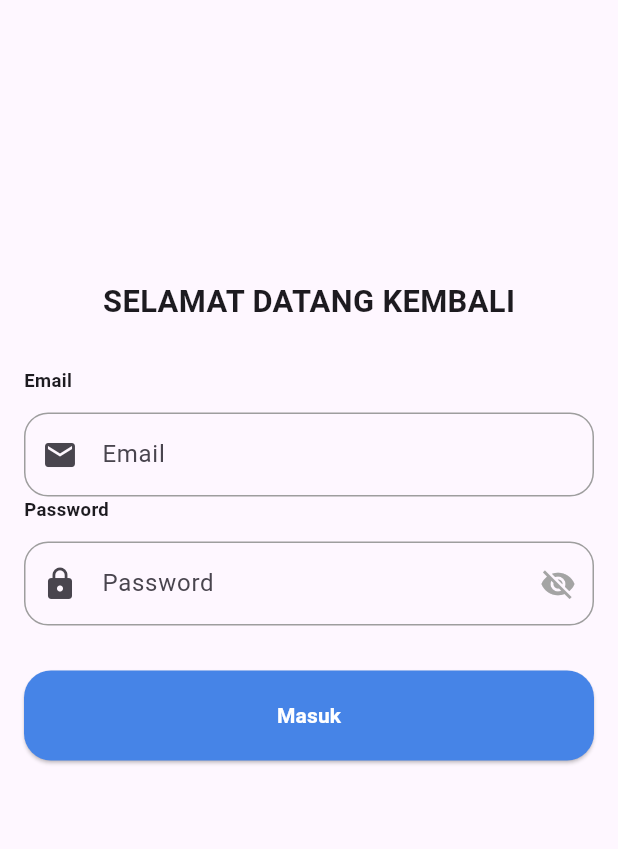
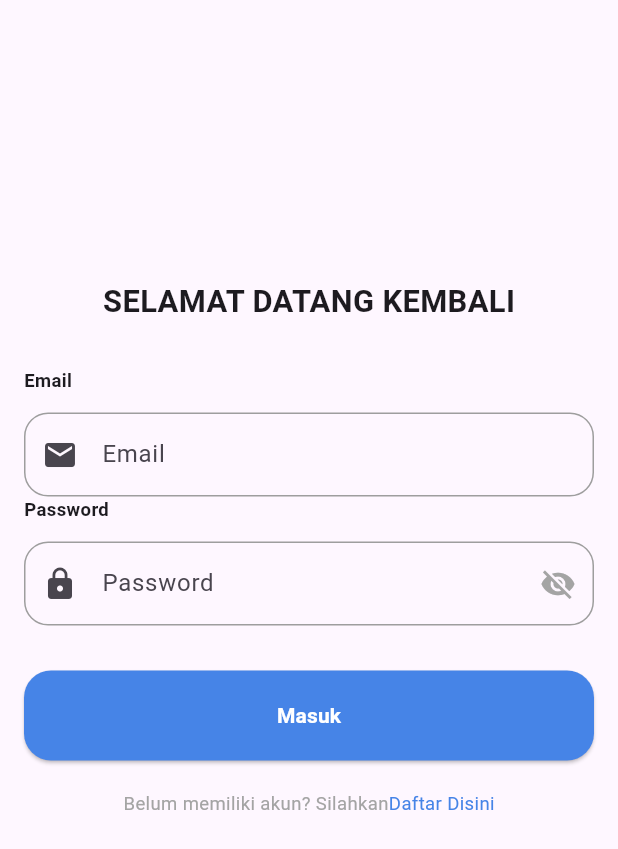
Before and after one commit to LYChubby/TernakKenariAppRestAPI_009, a Flutter app: the LoginScreen screen opened directly, on a phone screen of 412 x 824 dp. Shown: the top 849 px of the screen. Run offline on Flutter 3.47's test engine with Material 3 defaults, Android fonts, the phone set to English and light mode, and no system bars; our stand-ins replace bloc, dartz, dropdown_button2, flutter_secure_storage; accounts and stored records are empty.

Commit message:
Membuat Fungsi Text Rich Untuk Register

```diff
--- a/lib/presentation/auth/login_screen.dart
+++ b/lib/presentation/auth/login_screen.dart
@@ -1,8 +1,10 @@
 import 'package:canary_template/core/components/components.dart';
 import 'package:canary_template/core/components/spaces.dart';
 import 'package:canary_template/core/constants/colors.dart';
+import 'package:canary_template/core/core.dart';
 import 'package:canary_template/data/models/request/auth/login_request_model.dart';
 import 'package:canary_template/presentation/auth/bloc/login/login_bloc.dart';
+import 'package:flutter/gestures.dart';
 import 'package:flutter/material.dart';
 
 class LoginScreen extends StatefulWidget {
@@ -134,6 +136,26 @@ class _LoginScreenState extends State<LoginScreen> {
                     );
                   },
                 ),
+                const SpaceHeight(20),
+                Text.rich(
+                  TextSpan(
+                    text: "Belum memiliki akun? Silahkan",
+                    style: TextStyle(
+                      color: AppColors.grey,
+                      fontSize: MediaQuery.of(context).size.width * 0.03,
+                    ),
+                    children: [
+                      TextSpan(
+                        text: "Daftar Disini",
+                        style: TextStyle(color: AppColors.primary),
+                        recognizer: TapGestureRecognizer()
+                          ..onTap = () {
+                            context.push(const RegisterScreen());
+                          },
+                      ),
+                    ],
+                  ),
+                ),
               ],
             ),
           ),
```
